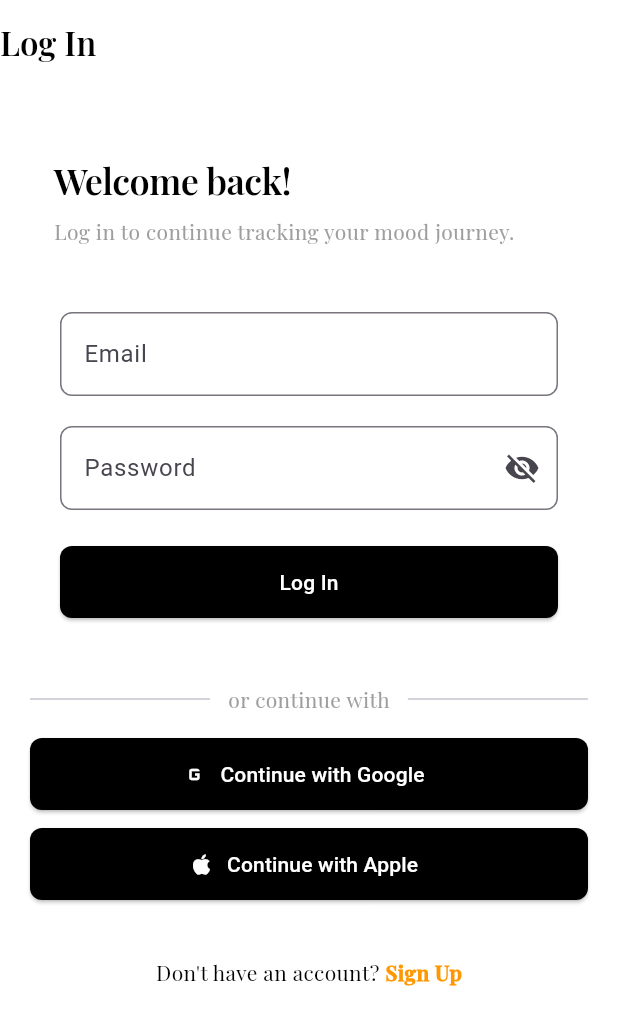
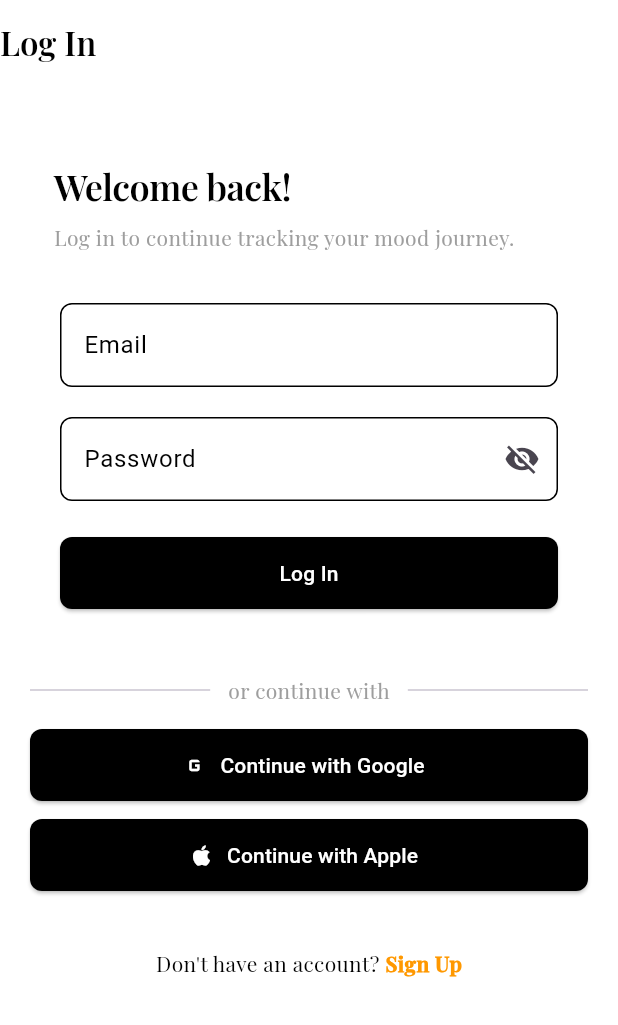
Before and after one commit to imlte0403/mood_tracker, a Flutter app: the LogInScreen screen opened by its route, on a phone screen of 412 x 824 dp. Shown: the top 1025 px of the screen. Run offline on Flutter 3.47's test engine with Material 3 defaults, Android fonts, the phone set to English and light mode, and no system bars; our stand-ins replace cloud_firestore, firebase_auth, firebase_core, flutter_riverpod, go_router, google_sign_in and 1 more; accounts and stored records are empty; generated files the repository leaves out were written again.

Commit message:
🎨 Ui: 로그인 화면 UI 개선

```diff
--- a/lib/core/constants/app_color.dart
+++ b/lib/core/constants/app_color.dart
@@ -6,6 +6,7 @@ class AppColors {
   static const point = Color(0xFFFF9800);
   static const text = Color(0xFF000000);
   static const placeholder = Color(0xFF9E9E9E);
+  static const error = Colors.red;
 
   static const moodAngry = Color(0xFFFF4B4B);
   static const moodSad = Color(0xFFFF8A3D);
--- a/lib/features/auth/screen/log_in_screen.dart
+++ b/lib/features/auth/screen/log_in_screen.dart
@@ -135,7 +135,7 @@ class _LogInScreenState extends ConsumerState<LogInScreen>
                   child: Column(
                     crossAxisAlignment: CrossAxisAlignment.stretch,
                     children: [
-                      Gaps.v20,
+                      Gaps.v24,
                       Padding(
                         padding: const EdgeInsets.only(left: 16),
                         child: AuthHeader(
@@ -144,7 +144,7 @@ class _LogInScreenState extends ConsumerState<LogInScreen>
                               'Log in to continue tracking your mood journey.',
                         ),
                       ),
-                      Gaps.v20,
+                      Gaps.v10,
                       DecoratedBox(
                         decoration: BoxDecoration(
                           color: AppColors.bgWhite,
--- a/lib/features/auth/widget/auth_textfield.dart
+++ b/lib/features/auth/widget/auth_textfield.dart
@@ -1,5 +1,6 @@
 import 'package:flutter/material.dart';
 import 'package:mood_tracker/core/constants/sizes.dart';
+import 'package:mood_tracker/core/constants/app_color.dart';
 
 typedef AuthFieldValidator = String? Function(String? value);
 
@@ -160,8 +161,11 @@ class _AuthTextFieldState extends State<AuthTextField> {
       onFieldSubmitted: widget.onSubmitted,
       validator: widget.validator,
       autofillHints: widget.autofillHints,
+      cursorColor: AppColors.point,
       decoration: InputDecoration(
         labelText: widget.label,
+        labelStyle: TextStyle(color: AppColors.text),
+        floatingLabelStyle: TextStyle(color: AppColors.text),
         suffixIcon: widget.enableObscureToggle
             ? IconButton(
                 onPressed: () {
@@ -176,6 +180,23 @@ class _AuthTextFieldState extends State<AuthTextField> {
             : null,
         border: OutlineInputBorder(
           borderRadius: BorderRadius.circular(Sizes.size8),
+          borderSide: BorderSide(color: AppColors.text),
+        ),
+        enabledBorder: OutlineInputBorder(
+          borderRadius: BorderRadius.circular(Sizes.size8),
+          borderSide: BorderSide(color: AppColors.text),
+        ),
+        focusedBorder: OutlineInputBorder(
+          borderRadius: BorderRadius.circular(Sizes.size8),
+          borderSide: BorderSide(color: AppColors.text, width: 2),
+        ),
+        errorBorder: OutlineInputBorder(
+          borderRadius: BorderRadius.circular(Sizes.size8),
+          borderSide: BorderSide(color: AppColors.error),
+        ),
+        focusedErrorBorder: OutlineInputBorder(
+          borderRadius: BorderRadius.circular(Sizes.size8),
+          borderSide: BorderSide(color: AppColors.error, width: 2),
         ),
       ),
     );
```
